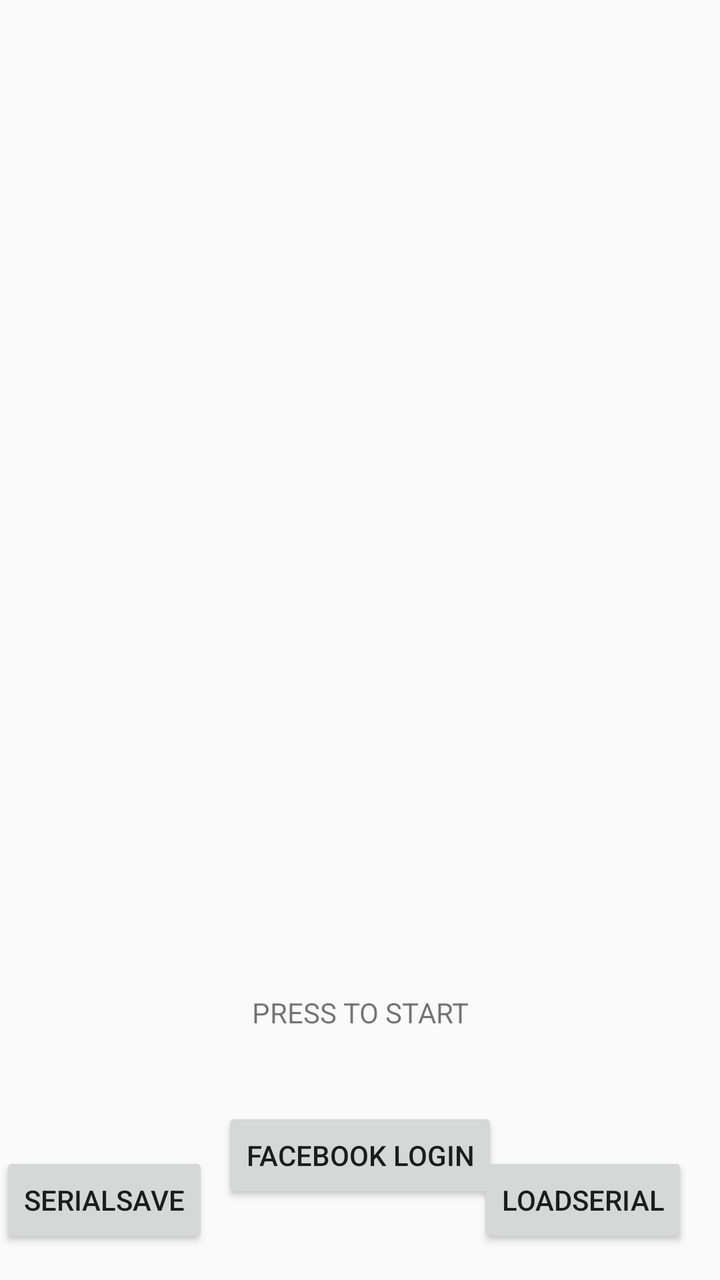
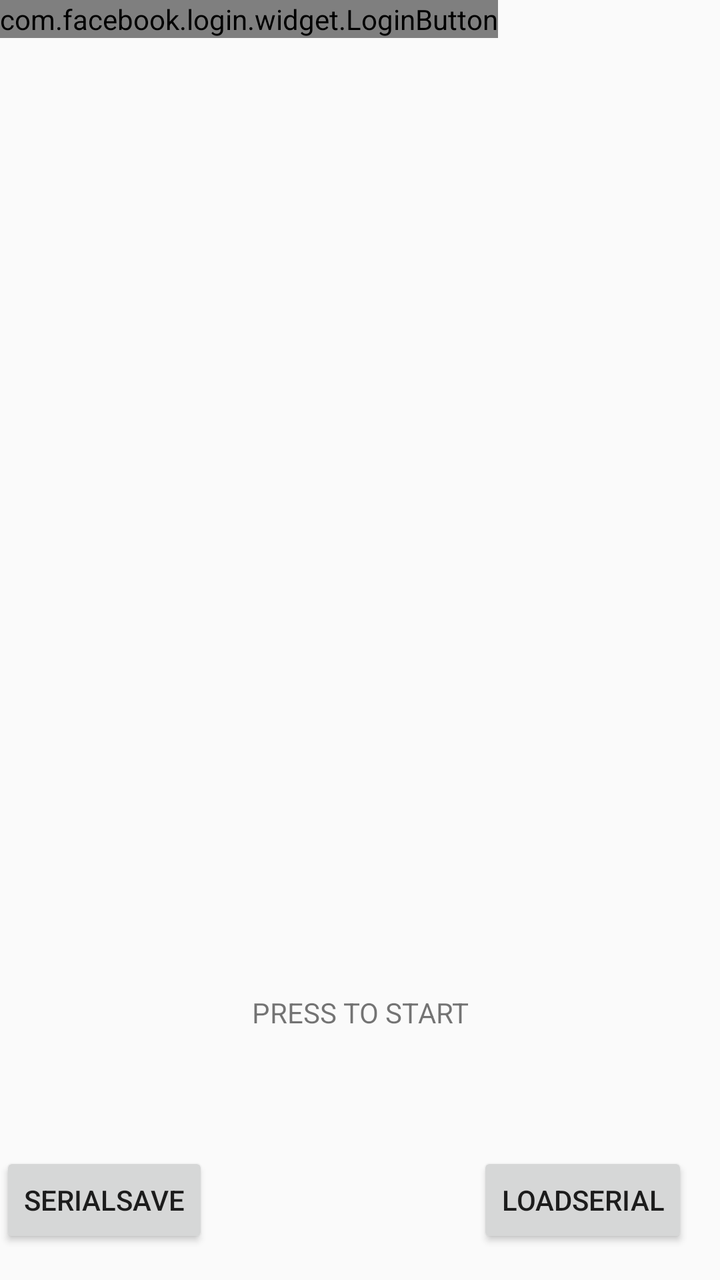

Compare the two renders of this Android layout. The source of the first and the diff that turns it into the second are given below.
<!-- AndroidManifest.xml: application theme Theme.AppCompat.Light.NoActionBar -->
<!-- res/layout/activity_start_up.xml -->
<?xml version="1.0" encoding="utf-8"?>
<android.support.constraint.ConstraintLayout xmlns:android="http://schemas.android.com/apk/res/android"
    xmlns:app="http://schemas.android.com/apk/res-auto"
    xmlns:tools="http://schemas.android.com/tools"
    android:layout_width="match_parent"
    android:layout_height="match_parent"
    tools:context="crorg.node_konnector.StartUpScreen">

    <TextView
        android:id="@+id/startUpTxt"
        android:layout_width="wrap_content"
        android:layout_height="wrap_content"
        android:text="@string/touchStart"
        app:layout_constraintBottom_toBottomOf="parent"
        app:layout_constraintLeft_toLeftOf="parent"
        app:layout_constraintRight_toRightOf="parent"
        app:layout_constraintTop_toTopOf="parent"
        app:layout_constraintHorizontal_bias="0.501"
        app:layout_constraintVertical_bias="0.8" />

    <Button
        android:id="@+id/faceBookLogin"
        android:layout_width="wrap_content"
        android:layout_height="wrap_content"
        android:layout_marginBottom="0dp"
        android:layout_marginLeft="0dp"
        android:layout_marginRight="0dp"
        android:layout_marginTop="-1dp"
        android:text="@string/faceBookLogin"
        app:layout_constraintBottom_toBottomOf="parent"
        app:layout_constraintLeft_toLeftOf="parent"
        app:layout_constraintRight_toRightOf="parent"
        app:layout_constraintTop_toBottomOf="@+id/startUpTxt" />

    <Button
        android:id="@+id/serialSave"
        android:layout_width="wrap_content"
        android:layout_height="wrap_content"
        android:layout_marginBottom="16dp"
        android:layout_marginLeft="16dp"
        android:layout_marginRight="272dp"
        android:onClick="saveSerialTest"
        android:text="SerialSave"
        app:layout_constraintBottom_toBottomOf="parent"
        app:layout_constraintLeft_toLeftOf="parent"
        app:layout_constraintRight_toRightOf="parent" />

    <Button
        android:id="@+id/serialLoad"
        android:layout_width="wrap_content"
        android:layout_height="wrap_content"
        android:layout_marginBottom="16dp"
        android:layout_marginRight="16dp"
        android:onClick="loadSerialTest"
        android:text="LoadSerial"
        app:layout_constraintBottom_toBottomOf="parent"
        app:layout_constraintRight_toRightOf="parent" />

</android.support.constraint.ConstraintLayout>
<!-- resources referenced by this layout -->
<resources>
  <string name="faceBookLogin">FaceBook Login</string>
  <string name="touchStart">PRESS TO START</string>
</resources>

<!-- the commit's change to res/layout/activity_start_up.xml (unified diff, before → after) -->
@@ -17,20 +17,6 @@
         app:layout_constraintTop_toTopOf="parent"
         app:layout_constraintHorizontal_bias="0.501"
         app:layout_constraintVertical_bias="0.8" />
-
-    <Button
-        android:id="@+id/faceBookLogin"
-        android:layout_width="wrap_content"
-        android:layout_height="wrap_content"
-        android:layout_marginBottom="0dp"
-        android:layout_marginLeft="0dp"
-        android:layout_marginRight="0dp"
-        android:layout_marginTop="-1dp"
-        android:text="@string/faceBookLogin"
-        app:layout_constraintBottom_toBottomOf="parent"
-        app:layout_constraintLeft_toLeftOf="parent"
-        app:layout_constraintRight_toRightOf="parent"
-        app:layout_constraintTop_toBottomOf="@+id/startUpTxt" />
 
     <Button
         android:id="@+id/serialSave"
@@ -56,4 +42,12 @@
         app:layout_constraintBottom_toBottomOf="parent"
         app:layout_constraintRight_toRightOf="parent" />
 
+    <com.facebook.login.widget.LoginButton
+        android:id="@+id/login_button"
+        android:layout_width="wrap_content"
+        android:layout_height="wrap_content"
+        android:layout_gravity="center_horizontal"
+        android:layout_marginTop="30dp"
+        android:layout_marginBottom="30dp" />
+
 </android.support.constraint.ConstraintLayout>
<!-- resource entries referenced after the edit -->
@@ -1,6 +1,5 @@
 <!-- resources referenced by this layout -->
 <resources>
-  <string name="faceBookLogin">FaceBook Login</string>
   <string name="touchStart">PRESS TO START</string>
 </resources>
 
